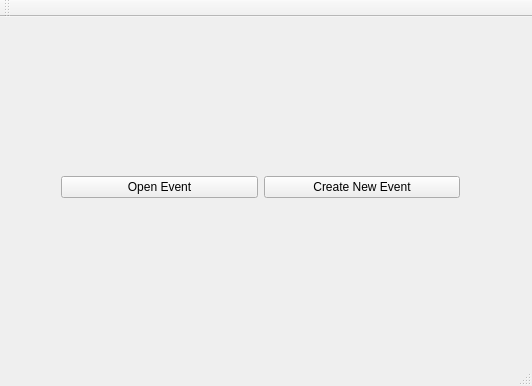
Before: the Qt Designer form gui/mainwindow.ui in hanspistorstetson/ProjectRevamp, drawn with Qt 5.
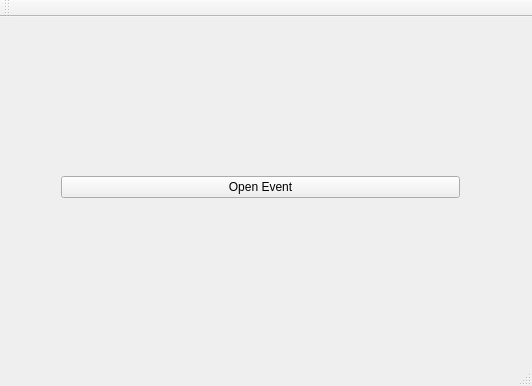
After: the same form once the commit is applied.

Commit message: removed create event capability

The edit to the form file:
```diff
--- a/gui/mainwindow.ui
+++ b/gui/mainwindow.ui
@@ -14,7 +14,7 @@
    <string>MainWindow</string>
   </property>
   <widget class="QWidget" name="centralWidget">
-   <widget class="QWidget" name="">
+   <widget class="QWidget" name="layoutWidget">
     <property name="geometry">
      <rect>
       <x>50</x>
@@ -31,13 +31,6 @@
        </property>
       </widget>
      </item>
-     <item>
-      <widget class="QPushButton" name="eventCreateButton">
-       <property name="text">
-        <string>Create New Event</string>
-       </property>
-      </widget>
-     </item>
     </layout>
    </widget>
   </widget>
```
Left out of the diff: 2 changed lines with no effect on the pictures. The commit also changes 2 other files.
